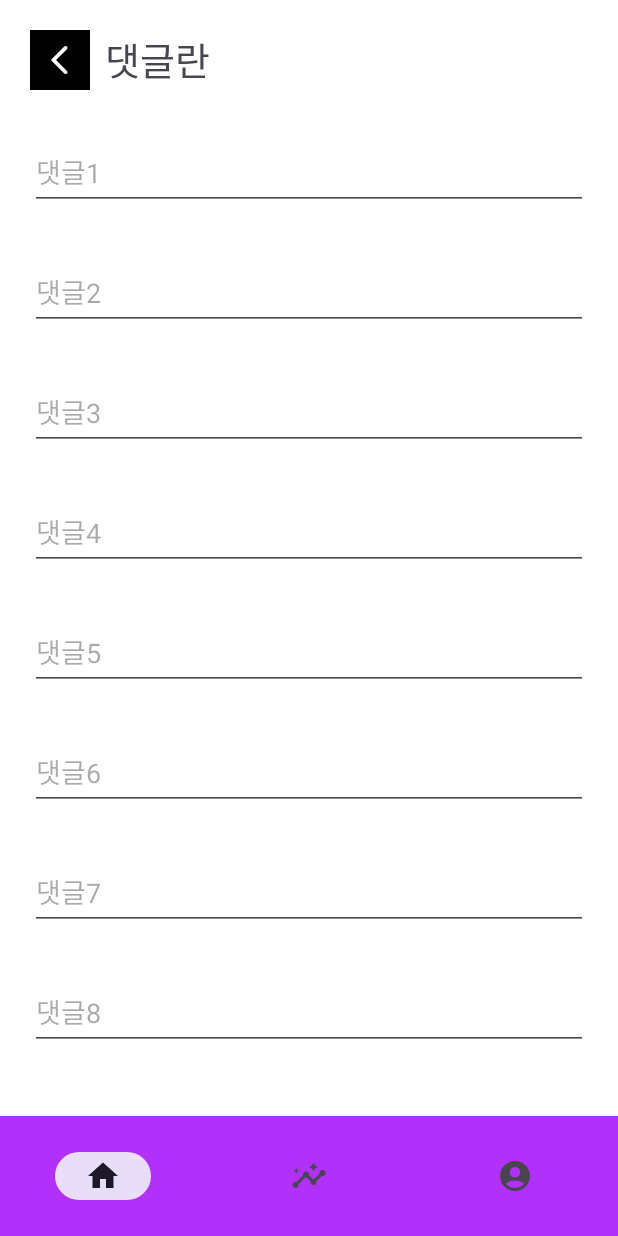
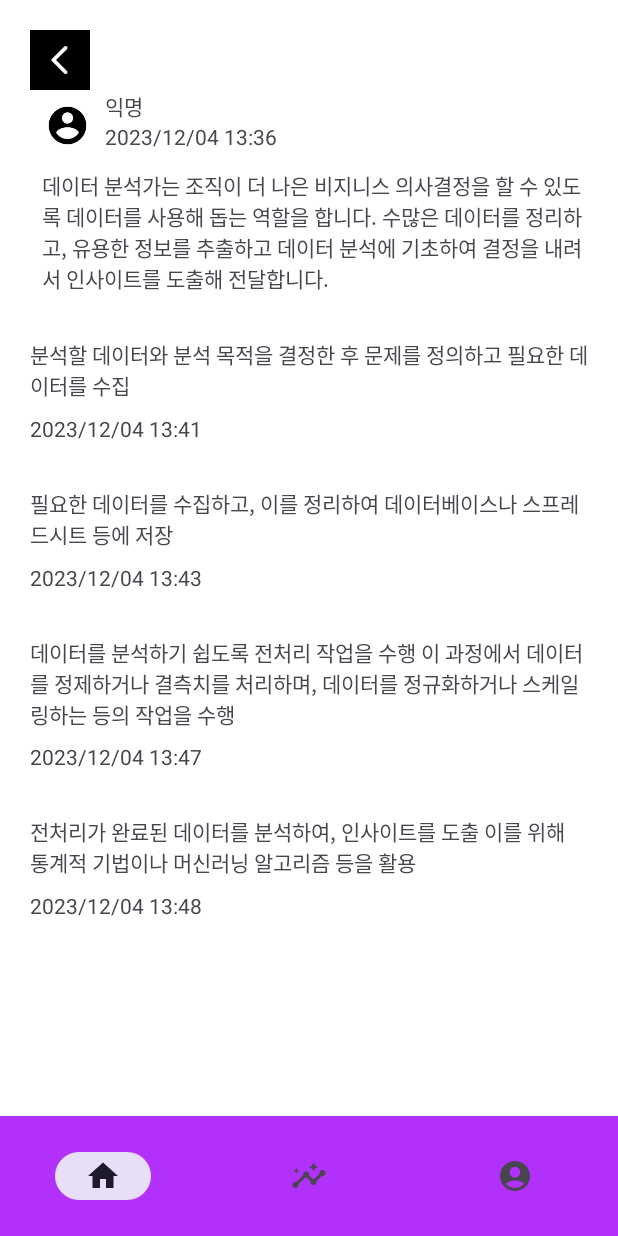
Before and after one commit to khr0923/MP_PR, an Android app: the fragment CommentFragment placed in its activity, on a phone screen of 412 x 824 dp. Run offline under Robolectric (Android 15) with nearby library versions, the phone set to English and light mode, and no system bars; our stand-ins replace data binding.

Commit message:
fragment_comment 업데이트

```diff
--- a/app/src/main/res/layout/fragment_comment.xml
+++ b/app/src/main/res/layout/fragment_comment.xml
@@ -22,87 +22,109 @@
             android:layout_height="40dp"
             android:src="@drawable/ic_round_arrow_back"
             android:background="#000000"/>
-    <TextView
-        android:layout_width="wrap_content"
-        android:layout_height="wrap_content"
-        android:text="댓글란"
-        android:textSize="25dp"
-        android:layout_weight="1"
-        android:layout_gravity="center_horizontal"
-        android:layout_marginLeft="10dp"/>
         </LinearLayout>
 
-    <EditText
-        android:id="@+id/edit1"
+        <LinearLayout
+            android:layout_width="match_parent"
+            android:layout_height="wrap_content"
+            android:gravity="center_vertical"
+            android:orientation="horizontal">
+
+            <ImageView
+                android:id="@+id/account1"
+                android:layout_width="35dp"
+                android:layout_height="30dp"
+                android:layout_margin="7.5dp"
+                android:src="@drawable/ic_account" />
+
+            <LinearLayout
+                android:layout_width="match_parent"
+                android:layout_height="48dp"
+                android:orientation="vertical">
+
+                <TextView
+                    android:id="@+id/profile"
+                    android:layout_width="wrap_content"
+                    android:layout_height="wrap_content"
+                    android:text="익명" />
+                <TextView
+                    android:id="@+id/date0"
+                    android:layout_width="wrap_content"
+                    android:layout_height="wrap_content"
+                    android:text="2023/12/04 13:36" />
+
+
+            </LinearLayout>
+
+        </LinearLayout>
+
+        <TextView
+            android:id="@+id/content0"
+            android:scaleType="fitXY"
+            android:layout_width="match_parent"
+            android:layout_height="wrap_content"
+            android:text="데이터 분석가는 조직이 더 나은 비지니스 의사결정을 할 수 있도록 데이터를 사용해 돕는 역할을 합니다. 수많은 데이터를 정리하고, 유용한 정보를 추출하고 데이터 분석에 기초하여 결정을 내려서 인사이트를 도출해 전달합니다."
+            android:layout_marginLeft="8dp"
+            android:layout_marginTop="5dp"/>
+    <TextView
+        android:id="@+id/content1"
         android:layout_width="match_parent"
         android:layout_height="50dp"
-        android:hint="댓글1"
-        android:inputType="none"
+        android:text="분석할 데이터와 분석 목적을 결정한 후 문제를 정의하고 필요한 데이터를 수집
+"
         android:layout_marginTop="30dp"
         android:layout_weight="1"/>
 
+        <TextView
+            android:id="@+id/date1"
+            android:layout_width="wrap_content"
+            android:layout_height="wrap_content"
+            android:text="2023/12/04 13:41" />
 
-    <EditText
-        android:id="@+id/edit2"
+    <TextView
+        android:id="@+id/content2"
         android:layout_width="match_parent"
         android:layout_height="50dp"
-        android:hint="댓글2"
-        android:inputType="none"
+        android:text="필요한 데이터를 수집하고, 이를 정리하여 데이터베이스나 스프레드시트 등에 저장
+"
         android:layout_marginTop="30dp"
         android:layout_weight="1"/>
+        <TextView
+            android:id="@+id/date2"
+            android:layout_width="wrap_content"
+            android:layout_height="wrap_content"
+            android:text="2023/12/04 13:43" />
 
-    <EditText
-        android:id="@+id/edit3"
-        android:layout_width="match_parent"
-        android:layout_height="50dp"
-        android:hint="댓글3"
-        android:inputType="none"
-        android:layout_marginTop="30dp"
-        android:layout_weight="1"/>
+        <TextView
+            android:id="@+id/content3"
+            android:layout_width="match_parent"
+            android:layout_height="70dp"
+            android:layout_marginTop="30dp"
+            android:layout_weight="1"
+            android:text="데이터를 분석하기 쉽도록 전처리 작업을 수행 이 과정에서 데이터를 정제하거나 결측치를 처리하며, 데이터를 정규화하거나 스케일링하는 등의 작업을 수행
 
-    <EditText
-        android:id="@+id/edit4"
-        android:layout_width="match_parent"
-        android:layout_height="50dp"
-        android:hint="댓글4"
-        android:inputType="none"
-        android:layout_marginTop="30dp"
-        android:layout_weight="1"/>
+" />
 
-    <EditText
-        android:id="@+id/edit5"
-        android:layout_width="match_parent"
-        android:layout_height="50dp"
-        android:hint="댓글5"
-        android:inputType="none"
-        android:layout_marginTop="30dp"
-        android:layout_weight="1"/>
+        <TextView
+            android:id="@+id/date3"
+            android:layout_width="wrap_content"
+            android:layout_height="wrap_content"
+            android:text="2023/12/04 13:47" />
 
-        <EditText
-            android:id="@+id/edit6"
+        <TextView
+            android:id="@+id/content4"
             android:layout_width="match_parent"
             android:layout_height="50dp"
-            android:hint="댓글6"
-            android:inputType="none"
+            android:text="전처리가 완료된 데이터를 분석하여, 인사이트를 도출 이를 위해 통계적 기법이나 머신러닝 알고리즘 등을 활용
+"
             android:layout_marginTop="30dp"
             android:layout_weight="1"/>
+        <TextView
+            android:id="@+id/date4"
+            android:layout_width="wrap_content"
+            android:layout_height="wrap_content"
+            android:text="2023/12/04 13:48"/>
 
-        <EditText
-            android:id="@+id/edit7"
-            android:layout_width="match_parent"
-            android:layout_height="50dp"
-            android:hint="댓글7"
-            android:inputType="none"
-            android:layout_marginTop="30dp"
-            android:layout_weight="1"/>
-        <EditText
-            android:id="@+id/edit8"
-            android:layout_width="match_parent"
-            android:layout_height="50dp"
-            android:hint="댓글8"
-            android:inputType="none"
-            android:layout_marginTop="30dp"
-            android:layout_weight="1"/>
     </LinearLayout>
 
 </ScrollView>
```
